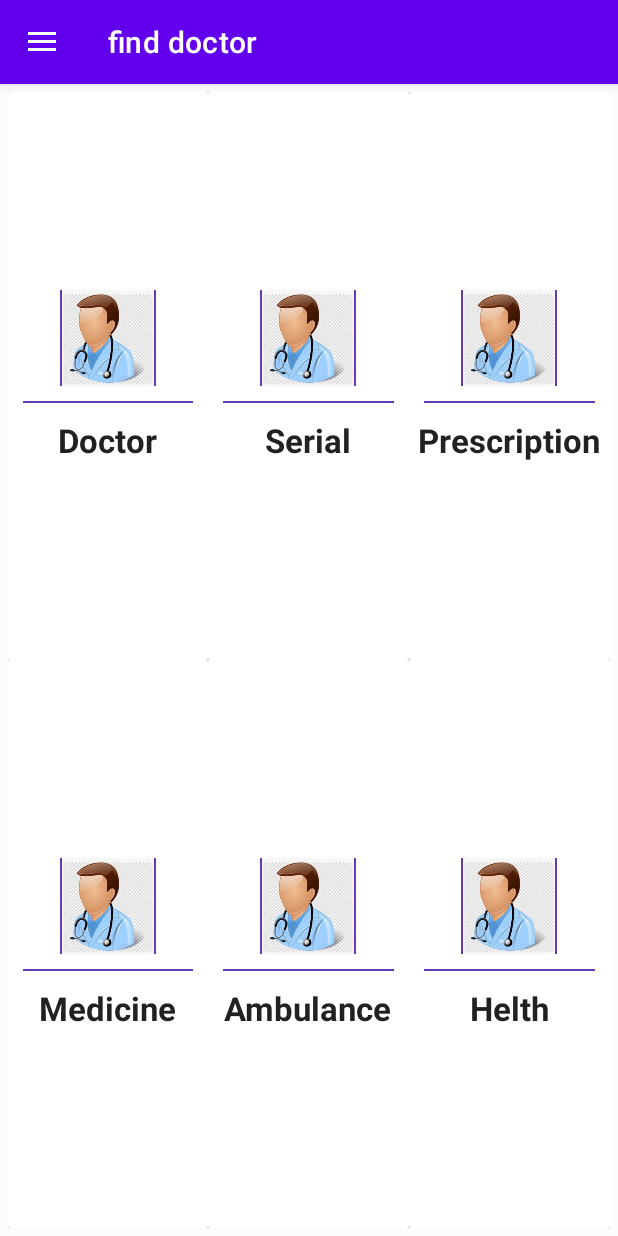
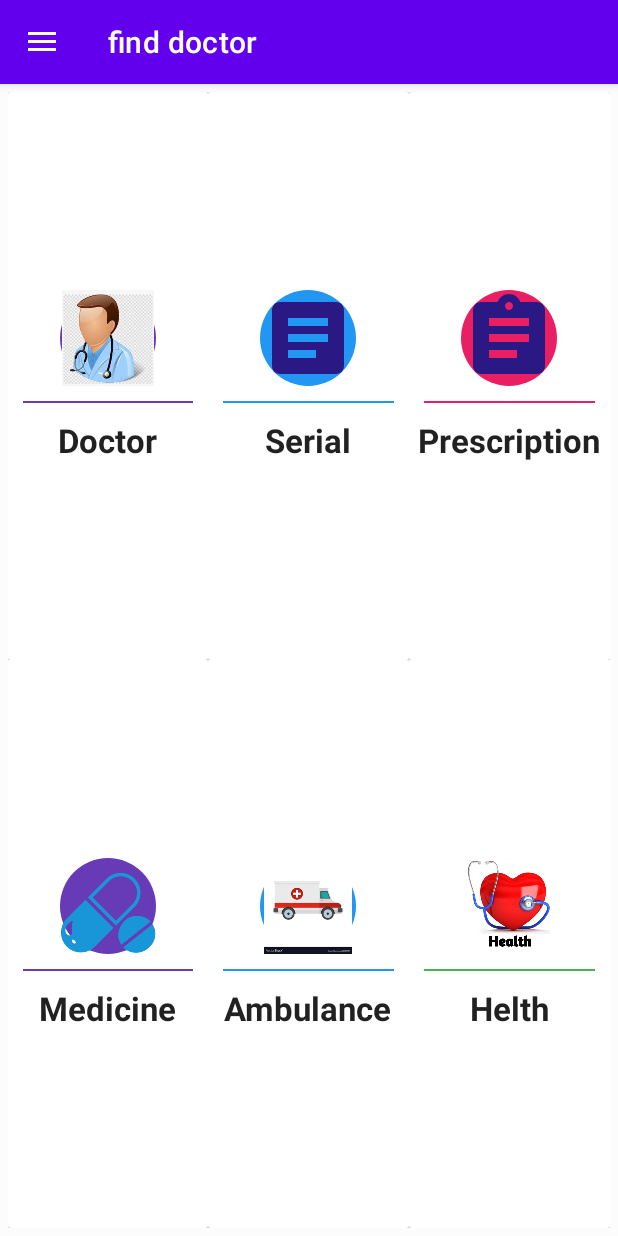
Before and after one commit to Mustakim-lab/Find-Doctor, an Android app: the screen it shows after launch (MainActivity), on a phone screen of 412 x 824 dp. Run offline under Robolectric (Android 15) with nearby library versions, the phone set to English and light mode, and no system bars.

Commit message:
icon change

```diff
--- /dev/null
+++ b/app/src/main/res/drawable/ic_baseline_article_24.xml
@@ -0,0 +1,5 @@
+<vector android:autoMirrored="true" android:height="24dp"
+    android:tint="#2A1885" android:viewportHeight="24"
+    android:viewportWidth="24" android:width="24dp" xmlns:android="http://schemas.android.com/apk/res/android">
+    <path android:fillColor="@android:color/white" android:pathData="M19,3L5,3c-1.1,0 -2,0.9 -2,2v14c0,1.1 0.9,2 2,2h14c1.1,0 2,-0.9 2,-2L21,5c0,-1.1 -0.9,-2 -2,-2zM14,17L7,17v-2h7v2zM17,13L7,13v-2h10v2zM17,9L7,9L7,7h10v2z"/>
+</vector>
--- /dev/null
+++ b/app/src/main/res/drawable/ic_baseline_assignment_24.xml
@@ -0,0 +1,5 @@
+<vector android:height="24dp" android:tint="#2A1885"
+    android:viewportHeight="24" android:viewportWidth="24"
+    android:width="24dp" xmlns:android="http://schemas.android.com/apk/res/android">
+    <path android:fillColor="@android:color/white" android:pathData="M19,3h-4.18C14.4,1.84 13.3,1 12,1c-1.3,0 -2.4,0.84 -2.82,2L5,3c-1.1,0 -2,0.9 -2,2v14c0,1.1 0.9,2 2,2h14c1.1,0 2,-0.9 2,-2L21,5c0,-1.1 -0.9,-2 -2,-2zM12,3c0.55,0 1,0.45 1,1s-0.45,1 -1,1 -1,-0.45 -1,-1 0.45,-1 1,-1zM14,17L7,17v-2h7v2zM17,13L7,13v-2h10v2zM17,9L7,9L7,7h10v2z"/>
+</vector>
--- /dev/null
+++ b/app/src/main/res/drawable/ic_baseline_call_24.xml
@@ -0,0 +1,5 @@
+<vector android:height="24dp" android:tint="#2A1885"
+    android:viewportHeight="24" android:viewportWidth="24"
+    android:width="24dp" xmlns:android="http://schemas.android.com/apk/res/android">
+    <path android:fillColor="@android:color/white" android:pathData="M20.01,15.38c-1.23,0 -2.42,-0.2 -3.53,-0.56 -0.35,-0.12 -0.74,-0.03 -1.01,0.24l-1.57,1.97c-2.83,-1.35 -5.48,-3.9 -6.89,-6.83l1.95,-1.66c0.27,-0.28 0.35,-0.67 0.24,-1.02 -0.37,-1.11 -0.56,-2.3 -0.56,-3.53 0,-0.54 -0.45,-0.99 -0.99,-0.99H4.19C3.65,3 3,3.24 3,3.99 3,13.28 10.73,21 20.01,21c0.71,0 0.99,-0.63 0.99,-1.18v-3.45c0,-0.54 -0.45,-0.99 -0.99,-0.99z"/>
+</vector>
--- /dev/null
+++ b/app/src/main/res/drawable/ic_baseline_contact_mail_24.xml
@@ -0,0 +1,5 @@
+<vector android:height="24dp" android:tint="#2A1885"
+    android:viewportHeight="24" android:viewportWidth="24"
+    android:width="24dp" xmlns:android="http://schemas.android.com/apk/res/android">
+    <path android:fillColor="@android:color/white" android:pathData="M21,8L21,7l-3,2 -3,-2v1l3,2 3,-2zM22,3L2,3C0.9,3 0,3.9 0,5v14c0,1.1 0.9,2 2,2h20c1.1,0 1.99,-0.9 1.99,-2L24,5c0,-1.1 -0.9,-2 -2,-2zM8,6c1.66,0 3,1.34 3,3s-1.34,3 -3,3 -3,-1.34 -3,-3 1.34,-3 3,-3zM14,18L2,18v-1c0,-2 4,-3.1 6,-3.1s6,1.1 6,3.1v1zM22,12h-8L14,6h8v6z"/>
+</vector>
--- /dev/null
+++ b/app/src/main/res/drawable/ic_baseline_home_24.xml
@@ -0,0 +1,5 @@
+<vector android:height="24dp" android:tint="#2A1885"
+    android:viewportHeight="24" android:viewportWidth="24"
+    android:width="24dp" xmlns:android="http://schemas.android.com/apk/res/android">
+    <path android:fillColor="@android:color/white" android:pathData="M10,20v-6h4v6h5v-8h3L12,3 2,12h3v8z"/>
+</vector>
--- a/app/src/main/res/layout/activity_main.xml
+++ b/app/src/main/res/layout/activity_main.xml
@@ -56,7 +56,7 @@
                     <ImageView
                         android:layout_width="64dp"
                         android:layout_height="64dp"
-                        android:background="@color/meterial_deep_purple"
+                        android:background="@drawable/circlebackground_purple"
                         android:src="@drawable/doctor">
 
                     </ImageView>
@@ -97,8 +97,8 @@
                     <ImageView
                         android:layout_width="64dp"
                         android:layout_height="64dp"
-                        android:background="@color/meterial_deep_purple"
-                        android:src="@drawable/doctor">
+                        android:background="@drawable/circlebackground_blue"
+                        android:src="@drawable/ic_baseline_article_24">
 
                     </ImageView>
 
@@ -106,7 +106,7 @@
                         android:layout_width="match_parent"
                         android:layout_height="1dp"
                         android:layout_margin="10dp"
-                        android:background="@color/meterial_deep_purple">
+                        android:background="@color/meterial_blue">
 
                     </View>
 
@@ -138,14 +138,14 @@
                     <ImageView
                         android:layout_width="64dp"
                         android:layout_height="64dp"
-                        android:background="@color/meterial_deep_purple"
-                        android:src="@drawable/doctor">
+                        android:background="@drawable/circlebackground_pink"
+                        android:src="@drawable/ic_baseline_assignment_24">
 
                     </ImageView>
                     <View
                         android:layout_width="match_parent"
                         android:layout_height="1dp"
-                        android:background="@color/meterial_deep_purple"
+                        android:background="@color/meterial_pink"
                         android:layout_margin="10dp">
 
                     </View>
@@ -187,13 +187,15 @@
                     android:layout_height="match_parent"
                     android:gravity="center"
                     android:orientation="vertical">
+
                     <ImageView
                         android:layout_width="64dp"
                         android:layout_height="64dp"
-                        android:background="@color/meterial_deep_purple"
-                        android:src="@drawable/doctor">
+                        android:background="@drawable/circlebackground_purple"
+                        android:src="@drawable/medicine">
 
                     </ImageView>
+
                     <View
                         android:layout_width="match_parent"
                         android:layout_height="1dp"
@@ -231,8 +233,8 @@
                     <ImageView
                         android:layout_width="64dp"
                         android:layout_height="64dp"
-                        android:background="@color/meterial_deep_purple"
-                        android:src="@drawable/doctor">
+                        android:background="@drawable/circlebackground_blue"
+                        android:src="@drawable/ambulance">
 
                     </ImageView>
 
@@ -240,7 +242,7 @@
                         android:layout_width="match_parent"
                         android:layout_height="1dp"
                         android:layout_margin="10dp"
-                        android:background="@color/meterial_deep_purple">
+                        android:background="@color/meterial_blue">
 
                     </View>
 
@@ -271,14 +273,14 @@
                     <ImageView
                         android:layout_width="64dp"
                         android:layout_height="64dp"
-                        android:background="@color/meterial_deep_purple"
-                        android:src="@drawable/doctor">
+                        android:background="@drawable/circulebackground_green"
+                        android:src="@drawable/helth">
 
                     </ImageView>
                     <View
                         android:layout_width="match_parent"
                         android:layout_height="1dp"
-                        android:background="@color/meterial_deep_purple"
+                        android:background="@color/Meterial_green"
                         android:layout_margin="10dp">
 
                     </View>
--- /dev/null
+++ b/app/src/main/res/layout/navprofile.xml
@@ -0,0 +1,22 @@
+<?xml version="1.0" encoding="utf-8"?>
+<LinearLayout xmlns:android="http://schemas.android.com/apk/res/android"
+    android:layout_width="match_parent"
+    android:orientation="vertical"
+    android:layout_height="160dp">
+
+    <ImageView
+        android:layout_width="100dp"
+        android:layout_height="100dp"
+        android:src="@mipmap/ic_launcher">
+
+    </ImageView>
+
+    <TextView
+        android:layout_width="wrap_content"
+        android:layout_height="wrap_content"
+        android:padding="10dp"
+        android:textSize="15sp"
+        android:text="Find Doctor">
+
+    </TextView>
+</LinearLayout>
--- /dev/null
+++ b/app/src/main/res/menu/menu.xml
@@ -0,0 +1,30 @@
+<?xml version="1.0" encoding="utf-8"?>
+<menu xmlns:android="http://schemas.android.com/apk/res/android">
+
+    <group>
+        <item
+            android:id="@+id/home_Id"
+            android:icon="@drawable/ic_baseline_home_24"
+            android:title="Home"
+            >
+
+        </item>
+    </group>
+
+    <item android:title="Communication">
+        <menu>
+            <item
+                android:id="@+id/call_ID"
+                android:icon="@drawable/ic_baseline_call_24"
+                android:title="Call"
+                >
+            </item>
+            <item
+                android:id="@+id/contactMail_ID"
+                android:title="Contact Mail"
+                android:icon="@drawable/ic_baseline_contact_mail_24"
+                >
+            </item>
+        </menu>
+    </item>
+</menu>
```
Also changed, not shown: app/src/main/res/drawable/ambulance.png (added), app/src/main/res/drawable/helth.png (added), app/src/main/res/drawable/medicine.png (added).
